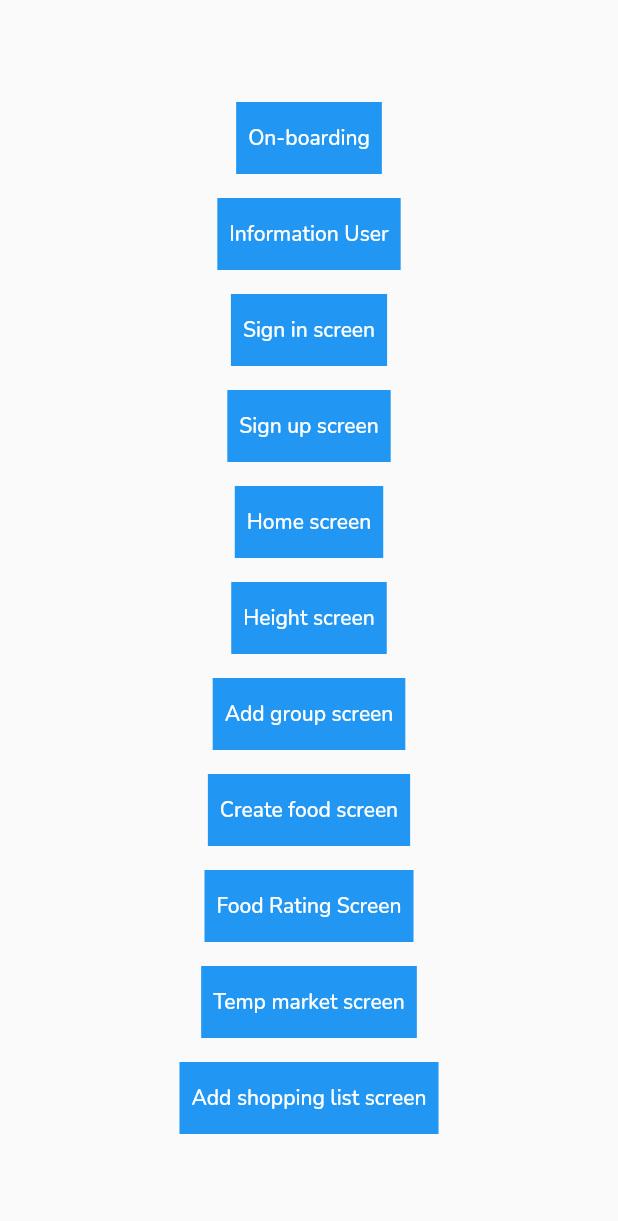
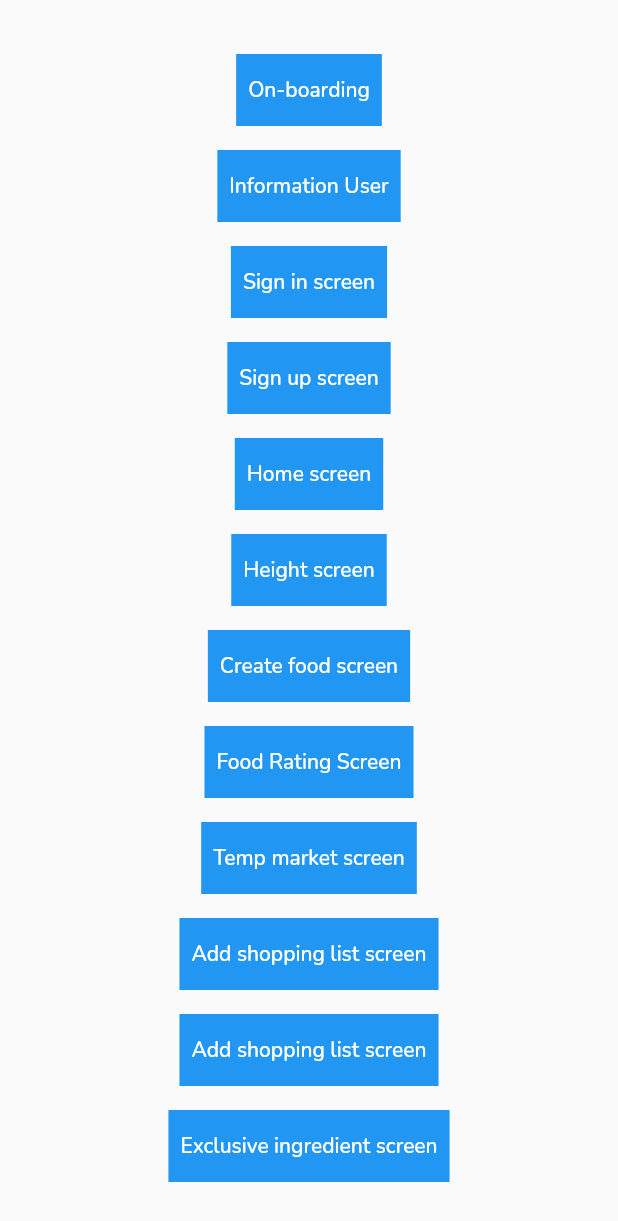
Before and after one commit to SonNguyen9720/plan_meal_app, a Flutter app: the screen it shows after launch, on a phone screen of 412 x 824 dp. Shown: the top 1221 px of the screen. Run offline on Flutter 3.47's test engine with Material 2 defaults, Android fonts, the phone set to English and light mode, and no system bars; our stand-ins replace bloc, carousel_slider, dio, dotted_border, equatable, firebase_core and 16 more; missing offline and left inert: age_calculator; accounts and stored records are empty.

```diff
--- a/lib/config/routes.dart
+++ b/lib/config/routes.dart
@@ -69,6 +69,7 @@ class PlanMealRoutes {
   static const informationUserActivityIntensity =
       'informationUserActivityIntensity';
   static const informationUserHeight = 'informationUserHeight';
+  static const informationUserExclusiveIngredient = 'informationUserExclusiveIngredient';
   static const signIn = 'signIn';
   static const signUp = 'signUp';
   static const changePassword = 'changePassword';
--- a/lib/main.dart
+++ b/lib/main.dart
@@ -25,6 +25,7 @@ import 'package:plan_meal_app/presentation/features/home/bloc/home_bloc.dart';
 import 'package:plan_meal_app/presentation/features/home/bmi_bloc/bmi_bloc.dart';
 import 'package:plan_meal_app/presentation/features/home/home_screen.dart';
 import 'package:plan_meal_app/presentation/features/home/weight_cubit/weight_cubit.dart';
+import 'package:plan_meal_app/presentation/features/information_user/exclusive_ingredient/exclusive_ingredient_screen.dart';
 import 'package:plan_meal_app/presentation/features/information_user/name/cubit/user_name_cubit.dart';
 import 'package:plan_meal_app/presentation/features/information_user/name/user_name_screen.dart';
 import 'package:plan_meal_app/presentation/features/market/groups/add_group/add_group_screen.dart';
@@ -138,7 +139,10 @@ class OpenPlanningMealApp extends StatelessWidget {
       PlanMealRoutes.changePassword: (context) => _buildChangePassword(),
       PlanMealRoutes.foodRating: (context) => const FoodRatingScreen(),
       PlanMealRoutes.tempMarket: (context) => const MarketTempScreen(),
-      PlanMealRoutes.addShoppingList: (context) => const AddShoppingListScreen(),
+      PlanMealRoutes.addShoppingList: (context) =>
+          const AddShoppingListScreen(),
+      PlanMealRoutes.informationUserExclusiveIngredient: (context) =>
+          const ExclusiveIngredientScreen(),
     };
   }
 
--- a/lib/presentation/features/list_feature.dart
+++ b/lib/presentation/features/list_feature.dart
@@ -87,24 +87,6 @@ class ListFeatures extends StatelessWidget {
                       )),
                 ),
               ),
-
-              Padding(
-                padding: const EdgeInsets.all(8.0),
-                child: Container(
-                  color: Colors.blue,
-                  child: TextButton(
-                      onPressed: () {
-                        Navigator.of(context).pushNamed(
-                          PlanMealRoutes.addGroup,
-                        );
-                      },
-                      child: const Text(
-                        "Add group screen",
-                        style: TextStyle(color: Colors.white),
-                      )),
-                ),
-              ),
-
               Padding(
                 padding: const EdgeInsets.all(8.0),
                 child: Container(
@@ -170,6 +152,38 @@ class ListFeatures extends StatelessWidget {
                       )),
                 ),
               ),
+              Padding(
+                padding: const EdgeInsets.all(8.0),
+                child: Container(
+                  color: Colors.blue,
+                  child: TextButton(
+                      onPressed: () {
+                        Navigator.of(context).pushNamed(
+                          PlanMealRoutes.addShoppingList,
+                        );
+                      },
+                      child: const Text(
+                        "Add shopping list screen",
+                        style: TextStyle(color: Colors.white),
+                      )),
+                ),
+              ),
+              Padding(
+                padding: const EdgeInsets.all(8.0),
+                child: Container(
+                  color: Colors.blue,
+                  child: TextButton(
+                      onPressed: () {
+                        Navigator.of(context).pushNamed(
+                          PlanMealRoutes.informationUserExclusiveIngredient,
+                        );
+                      },
+                      child: const Text(
+                        "Exclusive ingredient screen",
+                        style: TextStyle(color: Colors.white),
+                      )),
+                ),
+              ),
             ],
           ),
         ),
```
Also changed, not shown: lib/presentation/features/information_user/exclusive_ingredient/exclusive_ingredient_screen.dart (added, +107 -0 lines).
